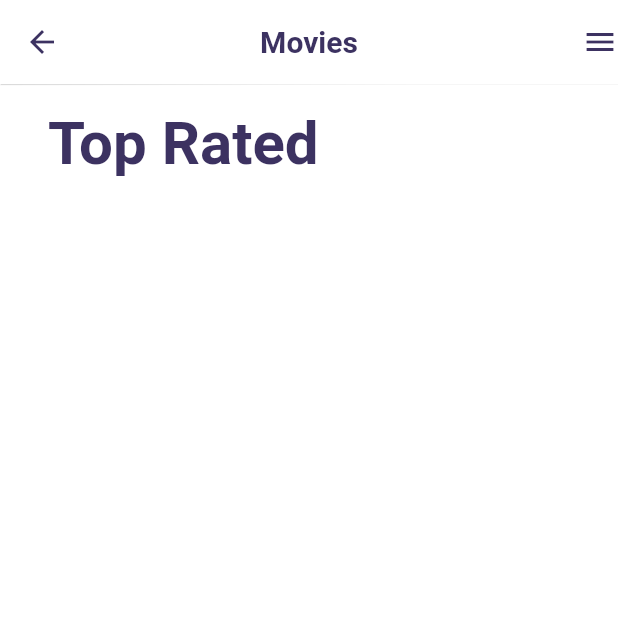
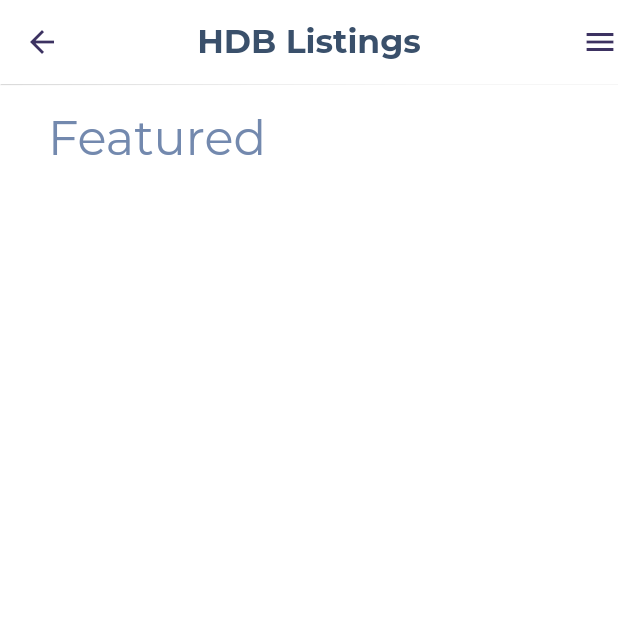
Before and after one commit to divvijchandna/hdbfinder, a Flutter app: the HDBList screen opened directly, on a phone screen of 412 x 824 dp, the top half of it. Run offline on Flutter 3.47's test engine with Material 2 defaults, Android fonts, the phone set to English and light mode, and no system bars; our stand-ins replace cloud_firestore, dio, firebase_auth, flushbar, flutter_spinkit, google_fonts; accounts and stored records are empty; network calls fail; Roboto replaces fonts that are missing (Arvo).

Commit message:
hdb listings changed

```diff
--- a/lib/screens/home/hdb_detail.dart
+++ b/lib/screens/home/hdb_detail.dart
@@ -21,6 +21,7 @@ class HDBDetail extends StatelessWidget {
             color: Colors.black.withOpacity(0.5),
           ),
         ),
+
         new SingleChildScrollView(
           child: new Container(
             margin: const EdgeInsets.all(20.0),
--- a/lib/screens/home/hdb_listings.dart
+++ b/lib/screens/home/hdb_listings.dart
@@ -4,6 +4,9 @@ import 'package:http/http.dart' as http;
 import 'package:flutter/material.dart';
 import 'config.dart';
 import 'hdb_detail.dart';
+import 'package:google_fonts/google_fonts.dart';
+
+
 
 
 class HDBList extends StatefulWidget {
@@ -15,14 +18,14 @@ class HDBList extends StatefulWidget {
 
 class HDBListState extends State<HDBList> {
 
-  var movies;
+  var houses;
   Color mainColor = const Color(0xff3C3261);
 
   void getData() async {
-    var data = await getJson();
+    var data = await getJson('https://data.gov.sg/api/action/datastore_search?resource_id=42ff9cfe-abe5-4b54-beda-c88f9bb438ee');
 
     setState(() {
-      movies = data['results'];
+      houses = data['result']['records'];
     });
   }
 
@@ -41,11 +44,11 @@ class HDBListState extends State<HDBList> {
           color: mainColor,
         ),
         title: new Text(
-          'Movies',
-          style: new TextStyle(
-              color: mainColor,
-              fontFamily: 'Arvo',
-              fontWeight: FontWeight.bold),
+          'HDB Listings',
+          style: GoogleFonts.montserrat(
+              textStyle: TextStyle(
+                  color: Color(0xff3a506b), fontSize: 22.0, fontWeight: FontWeight.bold)
+          ),
         ),
         actions: <Widget>[
           new Icon(
@@ -62,15 +65,15 @@ class HDBListState extends State<HDBList> {
             new HDBTitle(mainColor),
             new Expanded(
               child: new ListView.builder(
-                  itemCount: movies == null ? 0 : movies.length,
+                  itemCount: houses == null ? 0 : houses.length,
                   itemBuilder: (context, i) {
                     return new FlatButton(
-                      child: new HDBCell(movies, i),
+                      child: new HDBCell(houses, i),
                       padding: const EdgeInsets.all(0.0),
                       onPressed: () {
                         Navigator.push(context,
                             new MaterialPageRoute(builder: (context) {
-                              return new HDBDetail(movies[i]);
+                              return new HDBDetail(houses[i]);
                             }));
                       },
                       color: Colors.white,
@@ -84,11 +87,19 @@ class HDBListState extends State<HDBList> {
   }
 }
 
-Future<Map> getJson() async {
-  var apiKey = getApiKey();
-  var url = 'http://api.themoviedb.org/3/discover/movie?api_key=${apiKey}';
-  var response = await http.get(url);
-  return json.decode(response.body);
+Future<Map> getJson(String request) async {
+  //var apiKey = getApiKey();
+  //var url = 'http://api.themoviedb.org/3/discover/movie?api_key=${apiKey}';
+  var response = await http.get(
+      Uri.encodeFull(request),
+      headers: {
+        'Accept':'application/json'
+      });
+  if(response.statusCode==200){
+    return json.decode(response.body);
+  }else{
+    throw Exception("Failure retrieving data.");
+  }
 }
 
 class HDBTitle extends StatelessWidget {
@@ -101,13 +112,11 @@ class HDBTitle extends StatelessWidget {
     return new Padding(
       padding: const EdgeInsets.fromLTRB(16.0, 0.0, 16.0, 16.0),
       child: new Text(
-        'Top Rated',
-        style: new TextStyle(
-            fontSize: 40.0,
-            color: mainColor,
-            fontWeight: FontWeight.bold,
-            fontFamily: 'Arvo'),
-        textAlign: TextAlign.left,
+        'Featured',
+        style: GoogleFonts.montserrat(
+            textStyle: TextStyle(
+                color: Color(0xff7389ae), fontSize: 32.0)
+        ),
       ),
     );
   }
@@ -115,11 +124,11 @@ class HDBTitle extends StatelessWidget {
 
 class HDBCell extends StatelessWidget {
 
-  final movies;
+  final houses;
   final i;
   Color mainColor = const Color(0xff3C3261);
-  var image_url = 'https://image.tmdb.org/t/p/w500/';
-  HDBCell(this.movies, this.i);
+  var image_url = 'https://www.straitstimes.com/sites/default/files/styles/article_pictrure_780x520_/public/articles/2014/01/16/sjhdb160114e_2x.jpg?itok=ME2bkpvJ&timestamp=1436853264';
+  HDBCell(this.houses, this.i);
 
   @override
   Widget build(BuildContext context) {
@@ -141,7 +150,7 @@ class HDBCell extends StatelessWidget {
                   color: Colors.grey,
                   image: new DecorationImage(
                       image: new NetworkImage(
-                          image_url + movies[i]['poster_path']),
+                          image_url), // + houses[i]['poster_path']),
                       fit: BoxFit.cover),
                   boxShadow: [
                     new BoxShadow(
@@ -158,16 +167,15 @@ class HDBCell extends StatelessWidget {
                   child: new Column(
                     children: [
                       new Text(
-                        movies[i]['title'],
-                        style: new TextStyle(
-                            fontSize: 20.0,
-                            fontFamily: 'Arvo',
-                            fontWeight: FontWeight.bold,
-                            color: mainColor),
+                        houses[i]['town'] + " Block " + houses[i]['block'],
+                        style: GoogleFonts.montserrat(
+                            textStyle: TextStyle(
+                                color: Color(0xff7389ae), fontSize: 16.0)
+                        ),
                       ),
                       new Padding(padding: const EdgeInsets.all(2.0)),
                       new Text(
-                        movies[i]['overview'],
+                        houses[i]['flat_type'],
                         maxLines: 3,
                         style: new TextStyle(
                             color: const Color(0xff8785A4), fontFamily: 'Arvo'),
--- a/lib/screens/home/home.dart
+++ b/lib/screens/home/home.dart
@@ -46,7 +46,7 @@ class _HomeState extends State<Home> {
               onTap: () {
                 Navigator.push(
                   context,
-                  MaterialPageRoute(builder: (context) => Home())
+                  MaterialPageRoute(builder: (context) => HDBList())
                 );
               },
             ),
--- a/pubspec.yaml
+++ b/pubspec.yaml
@@ -26,6 +26,7 @@ dependencies:
   dio: 1.0.0
   flushbar: ^1.9.1
   flutter_spinkit: "^4.1.2"
+  google_fonts: ^0.3.10
 
   # The following adds the Cupertino Icons font to your application.
   # Use with the CupertinoIcons class for iOS style icons.
```
Also changed, not shown: pubspec.lock.
